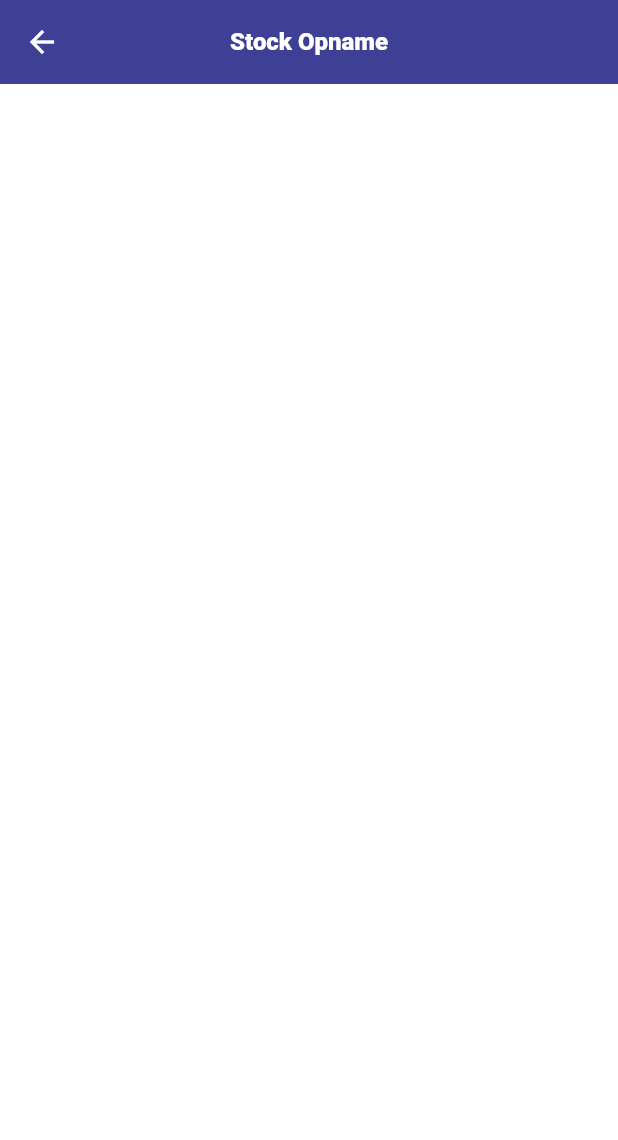
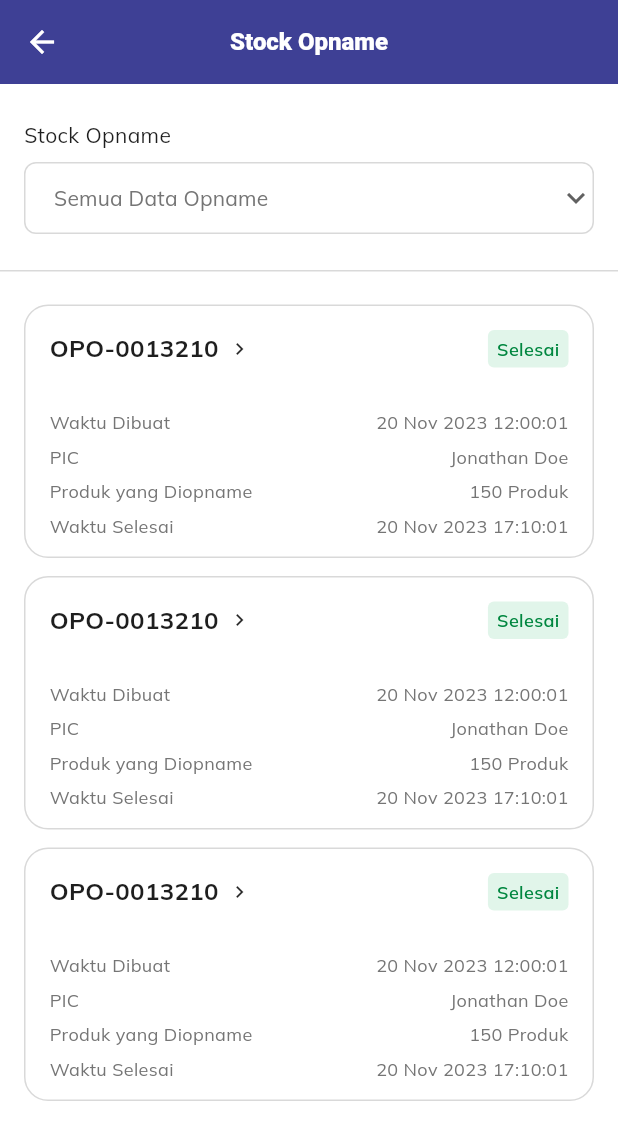
Before and after one commit to inotive/pdam-mobile, a Flutter app: the StockOpnameView screen opened by its route, on a phone screen of 412 x 824 dp. Shown: the top 1140 px of the screen. Run offline on Flutter 3.47's test engine with Material 3 defaults, Android fonts, the phone set to English and light mode, and no system bars; our stand-ins replace cached_network_image, dartz, dio, flash, flutter_spinkit, flutter_svg and 11 more; missing offline and left inert: dart:ffi, mobkit_dashed_border; accounts and stored records are empty; generated files the repository leaves out were written again; network calls fail; statements that could not run were skipped; project files that could hold a hidden picture were left out.

Commit message:
Stock Opname Card, Input Dropdown

```diff
--- a/lib/dummy/dummy_data.dart
+++ b/lib/dummy/dummy_data.dart
@@ -220,3 +220,11 @@ List<ProductModel> products = [
         'https://s3-alpha-sig.figma.com/img/492e/aef3/023115226ab55879588194128edabbc1?Expires=1721001600&Key-Pair-Id=APKAQ4GOSFWCVNEHN3O4&Signature=OnXPf31kgmeL~gM8cTP9dL8PnLe4oQCbdX0jMbpDosf1oqFDqv58bdrROmGmjQ8UbQQJtg2Vxx7qRU8jrZmpe7UyqzxNsXWzra44GZgC3yHUN3C1U~2fspWALUJGpSsFURhwUZAxrmAcw2knUZbxes21PEm2GoCT0WGlZUsjYaIN4nZvGsWRTJyv2mH9kF6XkoGCQR7jimrN9fVq9UBVccvjhtqM4lB0a57PceczQKpa9r6YlBjPhZXN6Rsza9ZlCrlcWgwhoO9WfFdbhbQzqcK-qYjBLcm5lOnygRyoWaimV7sKrR~abaMVz2qFQY9GIZ0RYtK9XamKOOfqOgrzaw__',
   ),
 ];
+
+List<String> opnameDropdowns = [
+  'OPO-091289237812',
+  'OPO-129ASA123K12',
+  'OPO-9871263QWQ71',
+  'OPO-9871263QWQ72',
+  'OPO-9871263QWQ74',
+];
--- a/lib/persentations/modules/stock_opname/stock_opname_view.dart
+++ b/lib/persentations/modules/stock_opname/stock_opname_view.dart
@@ -1,5 +1,9 @@
 import 'package:flutter/material.dart';
+import 'package:pdam_inventory/dummy/dummy_data.dart';
+import 'package:pdam_inventory/persentations/modules/stock_opname/widgets/stock_opname_card.dart';
+import 'package:pdam_inventory/persentations/resources/color_app.dart';
 import 'package:pdam_inventory/persentations/resources/string_app.dart';
+import 'package:pdam_inventory/persentations/widgets/forms/input_dropdown.dart';
 
 class StockOpnameView extends StatelessWidget {
   const StockOpnameView({super.key});
@@ -10,6 +14,56 @@ class StockOpnameView extends StatelessWidget {
       appBar: AppBar(
         title: const Text(StringApp.stockOpname),
       ),
+      body: Column(
+        children: [
+          _dropdowns(),
+          Expanded(
+            child: SingleChildScrollView(
+              child: Padding(
+                padding: const EdgeInsets.all(16.0),
+                child: Column(
+                  children: [
+                    StockOpnameCard(),
+                    StockOpnameCard(),
+                    StockOpnameCard(),
+                  ],
+                ),
+              ),
+            ),
+          ),
+        ],
+      ),
+    );
+  }
+
+  Container _dropdowns() {
+    return Container(
+      margin: const EdgeInsets.only(
+        bottom: 6,
+      ),
+      padding: const EdgeInsets.symmetric(
+        vertical: 24,
+        horizontal: 16,
+      ),
+      decoration: const BoxDecoration(
+        color: ColorApp.white,
+        border: Border(
+          bottom: BorderSide(
+            color: ColorApp.border,
+            width: 1,
+          ),
+        ),
+      ),
+      child: Column(
+        children: [
+          InputDropdown(
+            items: opnameDropdowns,
+            text: StringApp.stockOpname,
+            onChanged: (String? value) {},
+            hint: StringApp.allDataOpname,
+          ),
+        ],
+      ),
     );
   }
 }
--- /dev/null
+++ b/lib/persentations/modules/stock_opname/widgets/stock_opname_card.dart
@@ -0,0 +1,97 @@
+import 'package:flutter/material.dart';
+import 'package:mobkit_dashed_border/mobkit_dashed_border.dart';
+import 'package:pdam_inventory/persentations/resources/color_app.dart';
+import 'package:pdam_inventory/persentations/resources/string_app.dart';
+import 'package:pdam_inventory/persentations/resources/style_app.dart';
+import 'package:pdam_inventory/persentations/widgets/custom_badge.dart';
+import 'package:pdam_inventory/persentations/widgets/spacer.dart';
+
+class StockOpnameCard extends StatelessWidget {
+  const StockOpnameCard({super.key});
+
+  @override
+  Widget build(BuildContext context) {
+    return Container(
+      margin: const EdgeInsets.only(bottom: 12),
+      decoration: BoxDecoration(
+        borderRadius: BorderRadius.circular(16),
+        border: Border.all(
+          width: 1,
+          color: ColorApp.border,
+        ),
+      ),
+      child: Column(
+        children: [
+          Container(
+            padding: const EdgeInsets.all(16),
+            decoration: const BoxDecoration(
+              border: DashedBorder(
+                dashLength: 8,
+                bottom: BorderSide(
+                  width: 1,
+                  color: ColorApp.border,
+                ),
+              ),
+            ),
+            child: Row(
+              children: [
+                Text(
+                  'OPO-0013210',
+                  style: StyleApp.textLg.copyWith(
+                    fontWeight: FontWeight.w700,
+                  ),
+                ),
+                const SpacerWidth(6),
+                const Icon(
+                  Icons.chevron_right,
+                  size: 16,
+                ),
+                const Spacer(),
+                const CustomBadge(
+                  text: 'Selesai',
+                ),
+              ],
+            ),
+          ),
+          Container(
+            padding: const EdgeInsets.symmetric(
+              vertical: 12,
+              horizontal: 16,
+            ),
+            child: Column(
+              children: [
+                _item(StringApp.timeBy, '20 Nov 2023 12:00:01'),
+                const SpacerHeight(6),
+                _item(StringApp.pic, 'Jonathan Doe'),
+                const SpacerHeight(6),
+                _item(StringApp.productHasOpname, '150 Produk'),
+                const SpacerHeight(6),
+                _item(StringApp.timeDone, '20 Nov 2023 17:10:01'),
+              ],
+            ),
+          ),
+        ],
+      ),
+    );
+  }
+
+  Row _item(String name, String value) {
+    return Row(
+      mainAxisAlignment: MainAxisAlignment.spaceBetween,
+      children: [
+        Text(
+          name,
+          style: StyleApp.textSm.copyWith(
+            color: ColorApp.greyText,
+          ),
+        ),
+        Text(
+          value,
+          style: StyleApp.textSm.copyWith(
+            color: ColorApp.greyText,
+          ),
+        ),
+      ],
+    );
+  }
+}
--- a/lib/persentations/resources/color_app.dart
+++ b/lib/persentations/resources/color_app.dart
@@ -11,19 +11,24 @@ class ColorApp {
   static const Color black = Color(0xFF000000);
   static const Color black33 = Color(0xFF333333);
   static const Color blackText = Color(0xFF1E1E1E);
+
   static const Color white = Color(0xFFFFFFFF);
+
   static const Color greyF4 = Color(0xFFF4F4F4);
   static const Color grey = Color(0xFFF5F5F5);
   static const Color greyF6 = Color(0xFFF6F6F6);
   static const Color greyFA = Color(0xFFFAFAFA);
   static const Color grey99A = Color(0xFF99A1BC);
+
   static const Color greyText = Color(0xFF757575);
   static const Color greyText76 = Color(0xFF767676);
+
   static const Color border = Color(0xFFD9D9D9);
   static const Color borderE5 = Color(0xFFE5E5E5);
   static const Color border30 = Color(0xFF303030);
   static const Color borderB3 = Color(0xFFB3B3B3);
   static const Color borderB2 = Color(0xFFB2B2B2);
+
   static const Color yellow = Color(0xfff8e153);
   static const Color green = Color(0xff00863F);
   static const Color greenBg = Color(0xffE1F5EA);
--- a/lib/persentations/resources/string_app.dart
+++ b/lib/persentations/resources/string_app.dart
@@ -89,4 +89,10 @@ class StringApp {
   static const String logout = 'Keluar';
   static const String loginDesc = 'Masukkan nama user dan kata sandi untuk melanjutkan';
   static const String forgotPassword = 'Forgot Password';
+
+  static const String allDataOpname = 'Semua Data Opname';
+  static const String timeBy = 'Waktu Dibuat';
+  static const String pic = 'PIC';
+  static const String productHasOpname = 'Produk yang Diopname';
+  static const String timeDone = 'Waktu Selesai';
 }
--- /dev/null
+++ b/lib/persentations/widgets/forms/input_dropdown.dart
@@ -0,0 +1,77 @@
+import 'package:flutter/material.dart';
+import 'package:pdam_inventory/persentations/resources/color_app.dart';
+import 'package:pdam_inventory/persentations/resources/style_app.dart';
+import 'package:pdam_inventory/persentations/widgets/spacer.dart';
+
+class InputDropdown extends StatelessWidget {
+  final List<String> items;
+  final String text;
+  final Function(String?) onChanged;
+  final String hint;
+  final String? value;
+  const InputDropdown({
+    super.key,
+    required this.items,
+    required this.text,
+    required this.onChanged,
+    required this.hint,
+    this.value,
+  });
+
+  @override
+  Widget build(BuildContext context) {
+    return Column(
+      crossAxisAlignment: CrossAxisAlignment.start,
+      children: [
+        Text(
+          text,
+          style: StyleApp.textNormal.copyWith(),
+        ),
+        const SpacerHeight(8),
+        DropdownButtonFormField<String>(
+          isExpanded: true,
+          value: value,
+          items: items
+              .map(
+                (item) => DropdownMenuItem<String>(
+                  value: item,
+                  child: Text(item),
+                ),
+              )
+              .toList(),
+          onChanged: onChanged,
+          icon: const Icon(
+            Icons.keyboard_arrow_down,
+          ),
+          dropdownColor: ColorApp.white,
+          hint: Text(
+            hint,
+            style: StyleApp.textNormal.copyWith(
+              color: ColorApp.greyText,
+            ),
+          ),
+          decoration: InputDecoration(
+            contentPadding: const EdgeInsets.symmetric(
+              vertical: 12,
+              horizontal: 16,
+            ),
+            enabledBorder: OutlineInputBorder(
+              borderRadius: BorderRadius.circular(8),
+              borderSide: const BorderSide(
+                width: 1,
+                color: ColorApp.border,
+              ),
+            ),
+            focusedBorder: OutlineInputBorder(
+              borderRadius: BorderRadius.circular(8),
+              borderSide: const BorderSide(
+                width: 1,
+                color: ColorApp.border,
+              ),
+            ),
+          ),
+        ),
+      ],
+    );
+  }
+}
```
